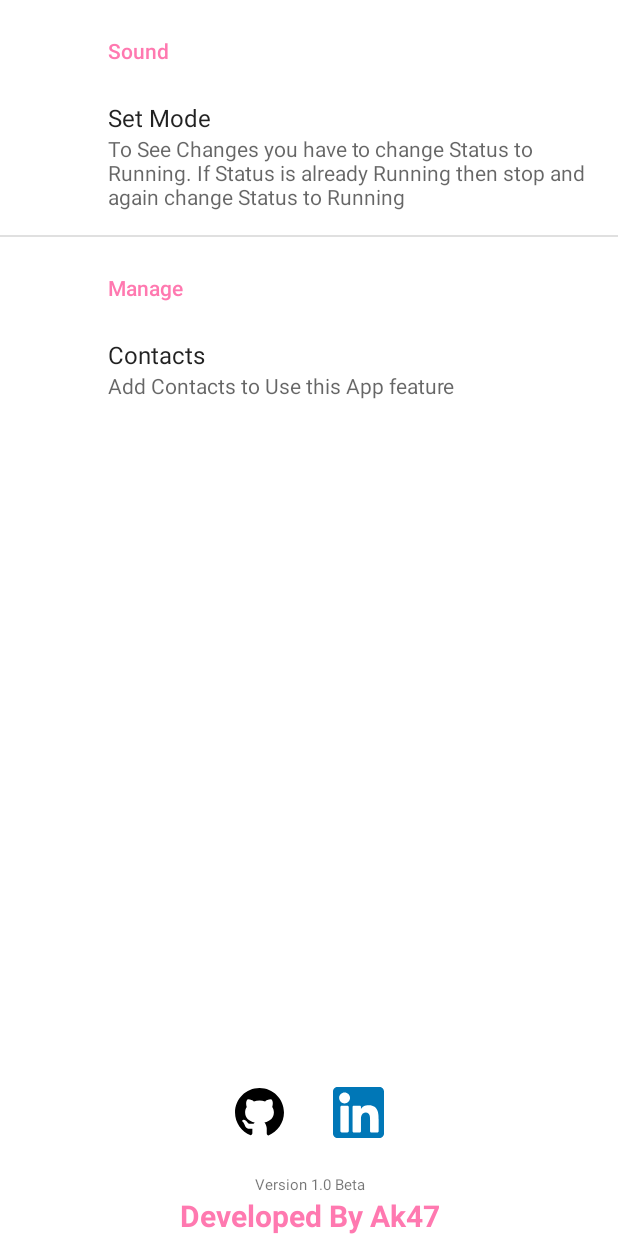
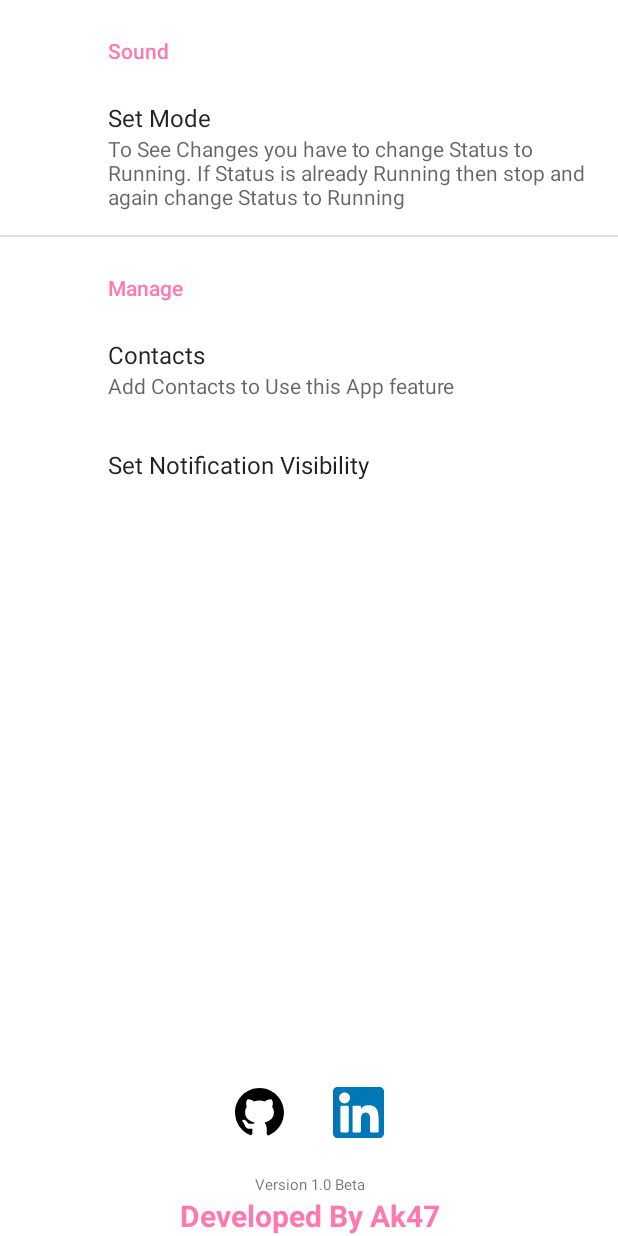
Before and after one commit to ajeetAk47/DoNotDisturb, an Android app: the SettingsActivity screen opened directly, with no data from a screen before it, on a phone screen of 412 x 824 dp. Run offline under Robolectric (Android 15) with nearby library versions, the phone set to English and light mode, and no system bars; our stand-ins replace androidx.preference.

Commit message:
add new feature - set notification Visibility

```diff
--- a/app/src/main/java/com/ak47/donotdisturb/Service/HelperForegroundService.java
+++ b/app/src/main/java/com/ak47/donotdisturb/Service/HelperForegroundService.java
@@ -17,9 +17,9 @@ import androidx.core.app.NotificationCompat;
 import androidx.core.content.ContextCompat;
 import androidx.preference.PreferenceManager;
 
-import com.ak47.donotdisturb.Receiver.CallReceiver;
 import com.ak47.donotdisturb.Activities.MainActivity;
 import com.ak47.donotdisturb.R;
+import com.ak47.donotdisturb.Receiver.CallReceiver;
 import com.ak47.donotdisturb.Receiver.RingerModeStateChangeReceiver;
 
 public class HelperForegroundService extends Service {
@@ -52,6 +52,7 @@ public class HelperForegroundService extends Service {
         Log.e(TAG, "onStartCommand: " + "service started " + startId);
         mAudioManager = (AudioManager) getSystemService(Context.AUDIO_SERVICE);
         String status=PreferenceManager.getDefaultSharedPreferences(getApplicationContext()).getString("mode_preference","Silent");
+        String visibility = PreferenceManager.getDefaultSharedPreferences(getApplicationContext()).getString("notification_visibility", "0");
         Intent mainActivityIntent = new Intent(getApplicationContext(), MainActivity.class);
         PendingIntent mainActivityPendingIntent = PendingIntent.getActivity(
                 getApplicationContext(),
@@ -64,9 +65,10 @@ public class HelperForegroundService extends Service {
                 .setSmallIcon(R.drawable.ic_check)
                 .setContentIntent(mainActivityPendingIntent)
                 .setStyle(new NotificationCompat.BigTextStyle()
-                        .setBigContentTitle("Status - Running")
                         .bigText(status+" Mode")
+                        .setSummaryText("Status - Running")
                 ).setColor(ContextCompat.getColor(this,R.color.colorAccent))
+                .setVisibility(Integer.parseInt(visibility))
                 .build();
         IntentFilter intentFilterCallReceiver = new IntentFilter(TelephonyManager.ACTION_PHONE_STATE_CHANGED);
         registerReceiver(callReceiver, intentFilterCallReceiver);
--- a/app/src/main/res/values/arrays.xml
+++ b/app/src/main/res/values/arrays.xml
@@ -5,4 +5,13 @@
         <item>@string/do_not_disturb_mode</item>
     </string-array>
 
+    <string-array name="visibility_entries">
+        <item>Always</item>
+        <item>Hidden In Lockscreen</item>
+    </string-array>
+    <string-array name="visibility_values">
+        <item>0</item>
+        <item>-1</item>
+    </string-array>
+
 </resources>
--- a/app/src/main/res/xml/root_preferences.xml
+++ b/app/src/main/res/xml/root_preferences.xml
@@ -1,26 +1,27 @@
-<PreferenceScreen xmlns:app="http://schemas.android.com/apk/res-auto"
-    xmlns:android="http://schemas.android.com/apk/res/android">
+<PreferenceScreen xmlns:android="http://schemas.android.com/apk/res/android"
+    xmlns:app="http://schemas.android.com/apk/res-auto">
 
     <PreferenceCategory app:title="@string/notification_header">
         <ListPreference
-            android:key="mode_preference"
-            android:title="Set Mode"
             android:defaultValue="@string/silent_mode"
             android:entries="@array/mode_values"
             android:entryValues="@array/mode_values"
-            android:summary="@string/mode_summary">
-        </ListPreference>
+            android:key="mode_preference"
+            android:summary="@string/mode_summary"
+            android:title="Set Mode"></ListPreference>
 
     </PreferenceCategory>
     <PreferenceCategory app:title="Manage">
         <Preference
-            android:title="Contacts"
+            android:key="manage_contacts"
             android:summary="Add Contacts to Use this App feature"
-            android:key="manage_contacts"/>
+            android:title="Contacts" />
+        <ListPreference
+            android:defaultValue="0"
+            android:entries="@array/visibility_entries"
+            android:entryValues="@array/visibility_values"
+            android:key="notification_visibility"
+            android:title="Set Notification Visibility"></ListPreference>
+
     </PreferenceCategory>
-
-<!--    <Preference-->
-<!--        android:title="About"-->
-<!--        android:summary="Version 1.0.0"-->
-<!--        android:key="about"/>-->
 </PreferenceScreen>
```
